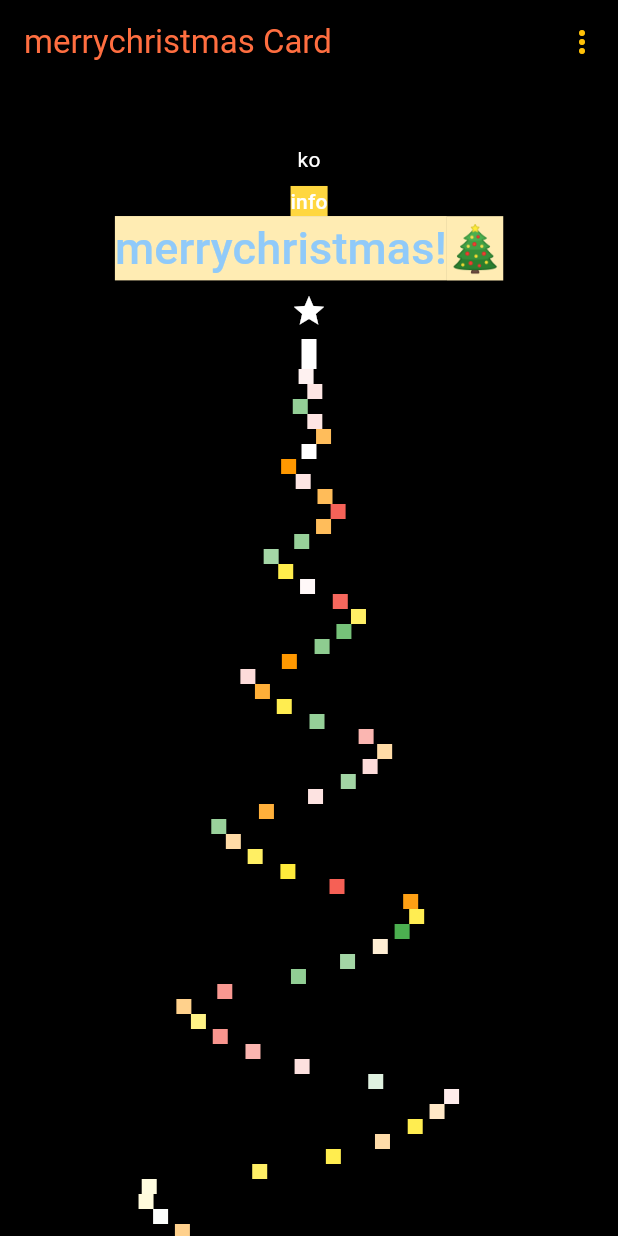
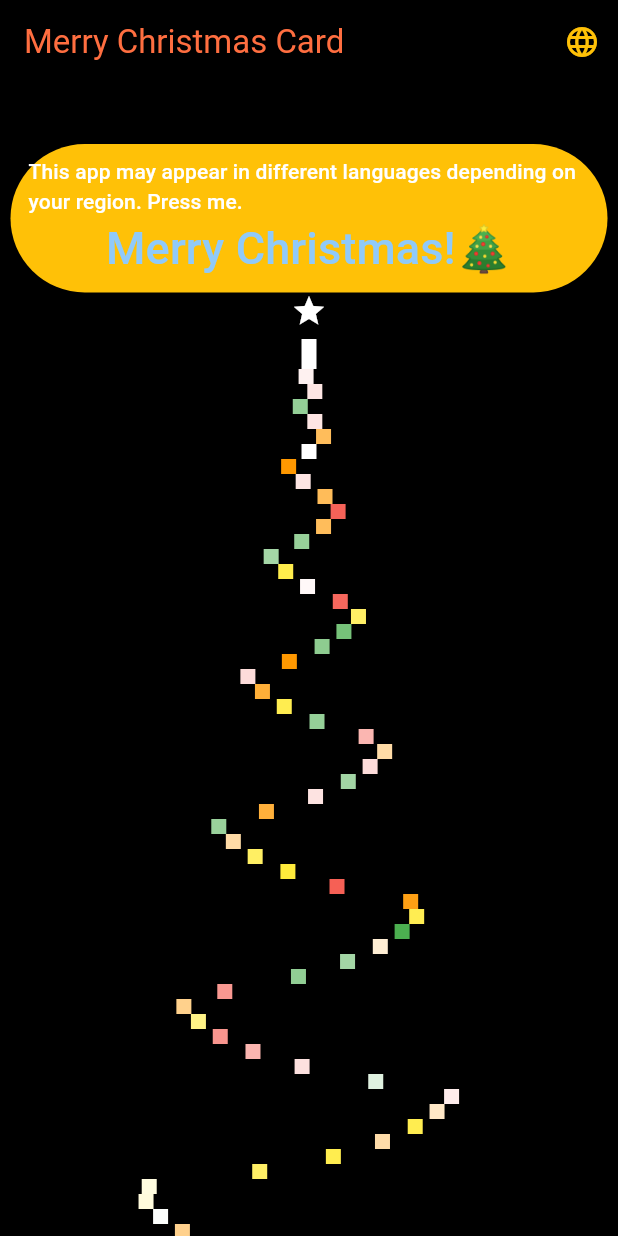
Before and after one commit to mommocmoc/7th_christmas_card, a Flutter app: the screen it shows after launch, on a phone screen of 412 x 824 dp. Run offline on Flutter 3.47's test engine with Material 3 defaults, Android fonts, the phone set to English and light mode, and no system bars.

Commit message:
Fix the bug
Add "S.Load(_locale)" to "initState"

```diff
--- a/lib/l10n/intl_en.arb
+++ b/lib/l10n/intl_en.arb
@@ -7,5 +7,6 @@
     "@happynewyear": {
       "description": "The greeting in the New Year!"
     },
-    "info": "This app may appear in different languages depending on your region."
+    "info": "This app may appear in different languages depending on your region. Press me.",
+    "tooltip": "Press me to change the language"
   }
--- a/lib/l10n/intl_es.arb
+++ b/lib/l10n/intl_es.arb
@@ -7,5 +7,6 @@
     "@happynewyear": {
       "description": "Feliz año nuevo"
     },
-    "info": "Esta aplicación puede aparecer en diferentes idiomas según su región."
+    "info": "Esta aplicación puede aparecer en diferentes idiomas según su región. Presionarme.",
+    "tooltip":"Presioname para cambiar el idioma"
   }
--- a/lib/l10n/intl_ko.arb
+++ b/lib/l10n/intl_ko.arb
@@ -7,5 +7,6 @@
     "@happynewyear": {
       "description": "새해인사"
     },
-    "info": "이 앱은 지역에 따라 언어가 다르게 보입니다."
+    "info": "이 앱은 지역에 따라 언어가 다르게 보입니다. 저를 눌러보세요.",
+    "tooltip":"언어를 바꾸려면 여기를 누르세요"
   }
--- a/lib/main.dart
+++ b/lib/main.dart
@@ -1,5 +1,4 @@
 import 'dart:math';
-
 import 'package:flutter/material.dart';
 import 'package:flutter/semantics.dart';
 import 'package:flutter_localizations/flutter_localizations.dart';
@@ -41,19 +40,15 @@ class MyApp extends StatefulWidget {
 }
 
 class _MyAppState extends State<MyApp> {
-  Locale _locale = const Locale("ko");
-  Locale _selectedLocale = const Locale("ko");
+  final Locale _locale = const Locale("en");
   bool _showDragon = false;
   String _message = "Merry Christmas!";
   @override
   void initState() {
     // TODO: implement initState
     super.initState();
-    _locale = const Locale("ko");
-    _selectedLocale = const Locale("ko");
-    _showDragon = false;
-    _message = "Merry Christmas!";
-    // onPressed();
+    //This line is important! To load the init localization data.
+    S.load(_locale);
   }
 
   @override
@@ -96,7 +91,9 @@ class _MyAppState extends State<MyApp> {
           ),
           actions: [
             PopupMenuButton<Locale>(
-              initialValue: _selectedLocale,
+              tooltip: Intl.message('tooltip'),
+              icon: const Icon(Icons.language),
+              initialValue: _locale,
               itemBuilder: (context) => const AppLocalizationDelegate()
                   .supportedLocales
                   .map(
@@ -108,8 +105,7 @@ class _MyAppState extends State<MyApp> {
                   .toList(),
               onSelected: (locale) => {
                 setState(() {
-                  _locale = locale;
-                  _selectedLocale = locale;
+                  S.load(locale);
                 })
               },
             )
@@ -124,22 +120,16 @@ class _MyAppState extends State<MyApp> {
             child: ListView(
               padding: const EdgeInsets.symmetric(vertical: 40, horizontal: 7),
               children: <Widget>[
-                Center(
-                  child: Text(
-                    _locale.toString(),
-                    style: const TextStyle(
-                      color: Colors.white,
-                    ),
-                  ),
-                ),
                 TextButton(
+                  style: const ButtonStyle(
+                      backgroundColor: MaterialStatePropertyAll(Colors.amber)),
                   onPressed: onPressed,
                   child: Column(
                     children: [
                       Text(
                         Intl.message('info'),
                         style: const TextStyle(
-                          backgroundColor: Colors.amberAccent,
+                          // backgroundColor: Colors.amberAccent,
                           color: Colors.white,
                         ),
                       ),
@@ -149,7 +139,7 @@ class _MyAppState extends State<MyApp> {
                             : '${Intl.message('merrychristmas')}!🎄',
                         style: TextStyle(
                           color: Colors.blue[200],
-                          backgroundColor: Colors.amber[100],
+                          // backgroundColor: Colors.amber[100],
                           fontSize: 30,
                         ),
                       ),
@@ -158,7 +148,7 @@ class _MyAppState extends State<MyApp> {
                 ),
                 _showDragon
                     ? Center(
-                        child: Image.asset('images/dragon.png'),
+                        child: Image.asset('dragon.png'),
                       )
                     : Column(
                         children: [
@@ -177,21 +167,13 @@ class _MyAppState extends State<MyApp> {
     );
   }
 
-  void onSelected() {
-    setState(() {
-      _locale = _locale;
-    });
-  }
-
   void onPressed() {
     _message == "Merry Christmas!"
         ? setState(() {
-            _locale = _selectedLocale;
             _message = "And Happy New Year!";
             _showDragon = true;
           })
         : setState(() {
-            _locale = _selectedLocale;
             _message = "Merry Christmas!";
             _showDragon = false;
           });
--- a/pubspec.yaml
+++ b/pubspec.yaml
@@ -24,6 +24,6 @@ flutter:
   generate: true
 
 assets:
-  - assets/images/dragon.png
+  - assets/dragon.png
 flutter_intl:
   enabled: true
```
Also changed, not shown: assets/dragon.png (renamed from assets/images/dragon.png), lib/generated/intl/messages_en.dart, lib/generated/intl/messages_es.dart, lib/generated/intl/messages_ko.dart, lib/generated/l10n.dart.
